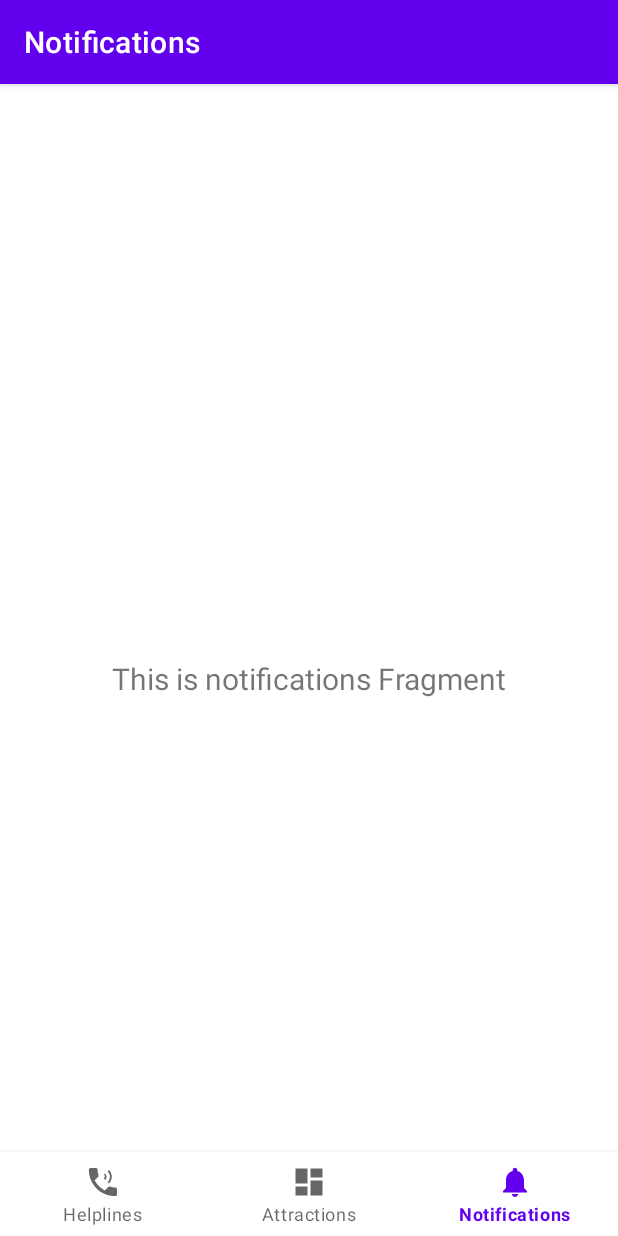
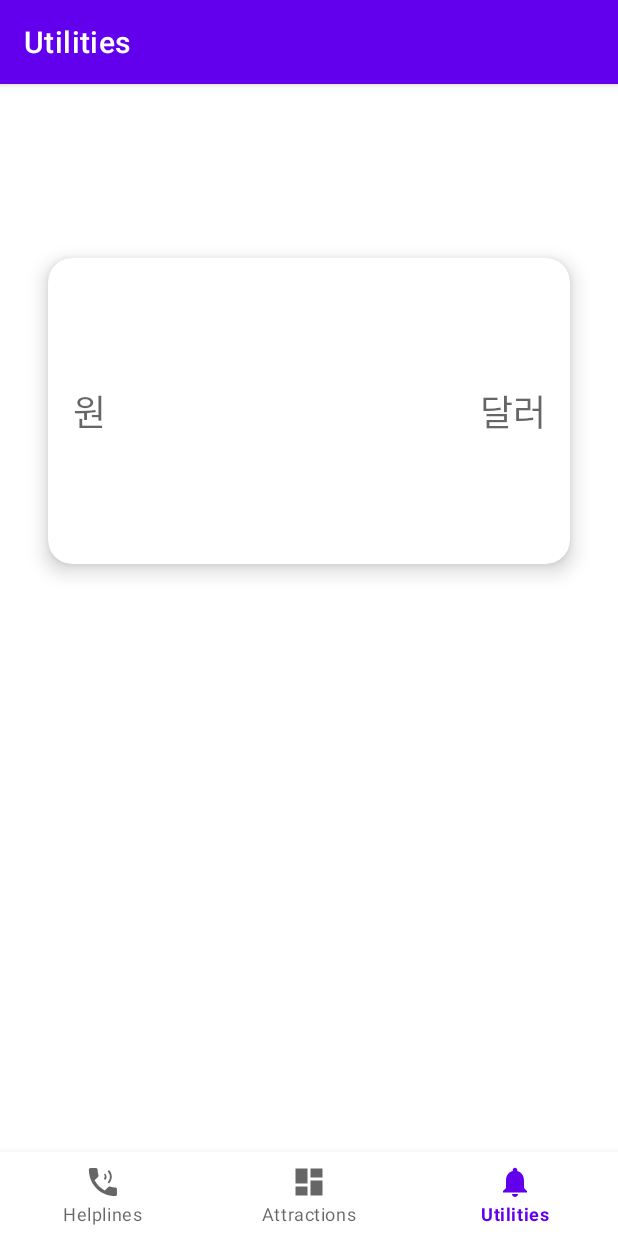
Before and after one commit to bamnamu/flow_camp, an Android app: the NotificationsFragment screen opened through its navigation route, item 3 of the bottom bar chosen, on a phone screen of 412 x 824 dp. Run offline under Robolectric (Android 15) with nearby library versions, the phone set to English and light mode, and no system bars; our stand-ins replace navigation-ui.

Commit message:
making utilities

```diff
--- a/app/src/main/java/com/example/flowcamp_week1/ui/notifications/NotificationsFragment.kt
+++ b/app/src/main/java/com/example/flowcamp_week1/ui/notifications/NotificationsFragment.kt
@@ -1,6 +1,8 @@
 package com.example.flowcamp_week1.ui.notifications
 
 import android.os.Bundle
+import android.text.Editable
+import android.text.TextWatcher
 import android.view.LayoutInflater
 import android.view.View
 import android.view.ViewGroup
@@ -8,6 +10,7 @@ import android.widget.TextView
 import androidx.fragment.app.Fragment
 import androidx.lifecycle.ViewModelProvider
 import com.example.flowcamp_week1.databinding.FragmentNotificationsBinding
+import kotlinx.coroutines.CoroutineStart
 
 class NotificationsFragment : Fragment() {
 
@@ -17,26 +20,56 @@ class NotificationsFragment : Fragment() {
     // onDestroyView.
     private val binding get() = _binding!!
 
+    private val exchangeRate = 0.00075
+
     override fun onCreateView(
         inflater: LayoutInflater,
         container: ViewGroup?,
         savedInstanceState: Bundle?
     ): View {
-        val notificationsViewModel =
-            ViewModelProvider(this).get(NotificationsViewModel::class.java)
+
 
         _binding = FragmentNotificationsBinding.inflate(inflater, container, false)
-        val root: View = binding.root
 
-        val textView: TextView = binding.textNotifications
-        notificationsViewModel.text.observe(viewLifecycleOwner) {
-            textView.text = it
-        }
-        return root
+        setupListeners()
+
+        return binding.root
     }
 
     override fun onDestroyView() {
         super.onDestroyView()
         _binding = null
     }
+
+    private fun setupListeners() {
+        // 원 입력 필드의 변경 감지
+        binding.wonInput.addTextChangedListener(object: TextWatcher{
+            override fun afterTextChanged(s: Editable?){
+                if (binding.wonInput.isFocused){
+                    val wonValue = s.toString().toDoubleOrNull() ?: 0.0
+                    val dollarValue = wonValue * exchangeRate
+                    binding.dollarInput.setText(String.format("%.2f", dollarValue))
+                }
+            }
+
+            override fun beforeTextChanged(s: CharSequence?, start: Int, count: Int, after: Int){}
+            override fun onTextChanged(s: CharSequence?, start: Int, before: Int, count: Int) {}
+        })
+
+        // 달러 입력 필드의 변경 감지
+        binding.dollarInput.addTextChangedListener(object: TextWatcher {
+            override fun afterTextChanged(s: Editable?) {
+                if (binding.dollarInput.isFocused){
+                    if (binding.dollarInput.isFocused){
+                        val dollarValue = s.toString().toDoubleOrNull() ?: 0.0
+                        val wonValue = dollarValue / exchangeRate
+                        binding.wonInput.setText(String.format("%.0f", wonValue))
+                    }
+                }
+            }
+
+            override fun beforeTextChanged(s: CharSequence?, start: Int, count: Int, after: Int) {}
+            override fun onTextChanged(s: CharSequence?, start: Int, before: Int, count: Int) {}
+        })
+    }
 }
--- a/app/src/main/java/com/example/flowcamp_week1/ui/notifications/NotificationsViewModel.kt
+++ b/app/src/main/java/com/example/flowcamp_week1/ui/notifications/NotificationsViewModel.kt
@@ -5,9 +5,10 @@ import androidx.lifecycle.MutableLiveData
 import androidx.lifecycle.ViewModel
 
 class NotificationsViewModel : ViewModel() {
-
+/*
     private val _text = MutableLiveData<String>().apply {
         value = "This is notifications Fragment"
     }
     val text: LiveData<String> = _text
+    */
 }
--- a/app/src/main/res/layout/fragment_notifications.xml
+++ b/app/src/main/res/layout/fragment_notifications.xml
@@ -1,22 +1,78 @@
 <?xml version="1.0" encoding="utf-8"?>
-<androidx.constraintlayout.widget.ConstraintLayout xmlns:android="http://schemas.android.com/apk/res/android"
+<RelativeLayout
+    xmlns:android="http://schemas.android.com/apk/res/android"
     xmlns:app="http://schemas.android.com/apk/res-auto"
     xmlns:tools="http://schemas.android.com/tools"
+    tools:context=".ui.home.HomeFragment"
+    android:paddingLeft="16dp"
+    android:paddingRight="16dp"
     android:layout_width="match_parent"
     android:layout_height="match_parent"
-    tools:context=".ui.notifications.NotificationsFragment">
+    android:layout_marginBottom="56dp"
+    android:clipToPadding="false">
 
-    <TextView
-        android:id="@+id/text_notifications"
+<!--    카드 배경-->
+    <androidx.cardview.widget.CardView
+        android:id="@+id/conversion_card"
         android:layout_width="match_parent"
         android:layout_height="wrap_content"
-        android:layout_marginStart="8dp"
-        android:layout_marginTop="8dp"
-        android:layout_marginEnd="8dp"
-        android:textAlignment="center"
-        android:textSize="20sp"
-        app:layout_constraintBottom_toBottomOf="parent"
-        app:layout_constraintEnd_toEndOf="parent"
-        app:layout_constraintStart_toStartOf="parent"
-        app:layout_constraintTop_toTopOf="parent" />
-</androidx.constraintlayout.widget.ConstraintLayout>
+        android:layout_marginTop="100dp"
+        android:layout_marginBottom="16dp"
+        android:layout_marginLeft="16dp"
+        android:layout_marginRight="16dp"
+        android:layout_centerHorizontal="true"
+        app:cardCornerRadius="16dp"
+        app:cardElevation="8dp"
+        android:background="@android:color/white">
+
+        <RelativeLayout
+            android:layout_width="wrap_content"
+            android:layout_height="204dp"
+            android:padding="16dp">
+
+            <!--            원 입력-->
+            <EditText
+                android:id="@+id/won_input"
+                android:layout_width="wrap_content"
+                android:layout_height="wrap_content"
+                android:layout_alignParentStart="true"
+                android:layout_centerVertical="true"
+                android:layout_marginRight="8dp"
+                android:autofillHints="0"
+                android:background="@null"
+                android:gravity="center"
+                android:hint="원"
+                android:inputType="numberDecimal"
+                android:textSize="24sp" />
+
+            <!--            달러 입력-->
+            <EditText
+                android:id="@+id/dollar_input"
+                android:layout_width="wrap_content"
+                android:layout_height="wrap_content"
+                android:layout_alignParentEnd="true"
+                android:layout_centerVertical="true"
+                android:layout_marginLeft="8dp"
+                android:autofillHints="0"
+                android:background="@null"
+                android:gravity="center"
+                android:hint="달러"
+                android:inputType="numberDecimal"
+                android:textSize="24sp" />
+
+            <!--            구분선-->
+            <View
+                android:id="@+id/exchange_rate_display"
+                android:layout_width="match_parent"
+                android:layout_height="wrap_content"
+                android:layout_below="@id/won_input"
+                android:layout_marginTop="16dp"
+                android:gravity="center"
+                android:text="1 원당 0.00075 달러"
+                android:textColor="#3DA5F6"
+                android:textSize="16sp"
+                android:textStyle="bold" />
+
+        </RelativeLayout>
+    </androidx.cardview.widget.CardView>
+</RelativeLayout>
--- a/app/src/main/res/values/strings.xml
+++ b/app/src/main/res/values/strings.xml
@@ -2,5 +2,5 @@
     <string name="app_name">flowcamp_week1</string>
     <string name="title_home">Helplines</string>
     <string name="title_dashboard">Attractions</string>
-    <string name="title_notifications">Notifications</string>
+    <string name="title_notifications">Utilities</string>
 </resources>
```
